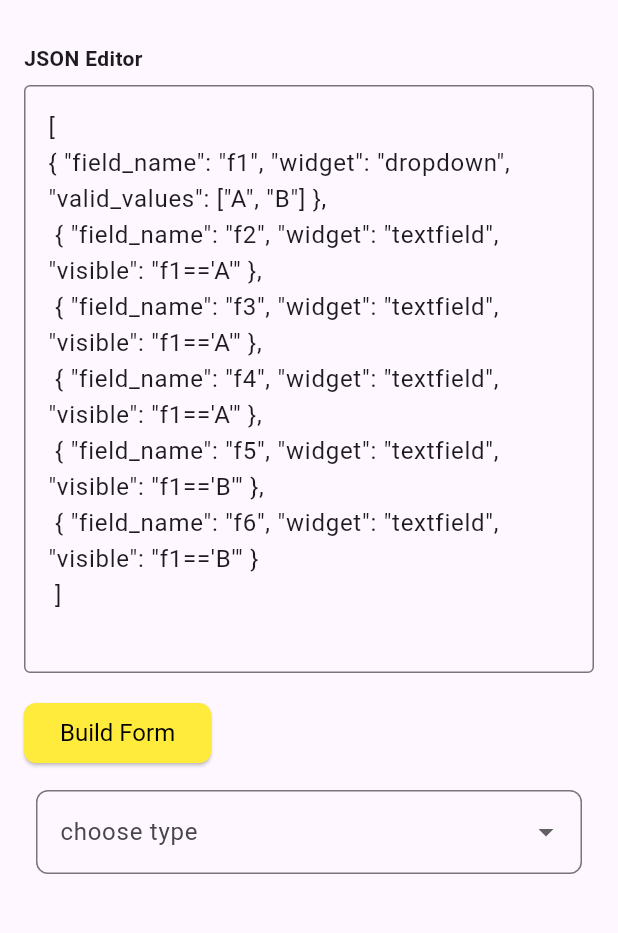
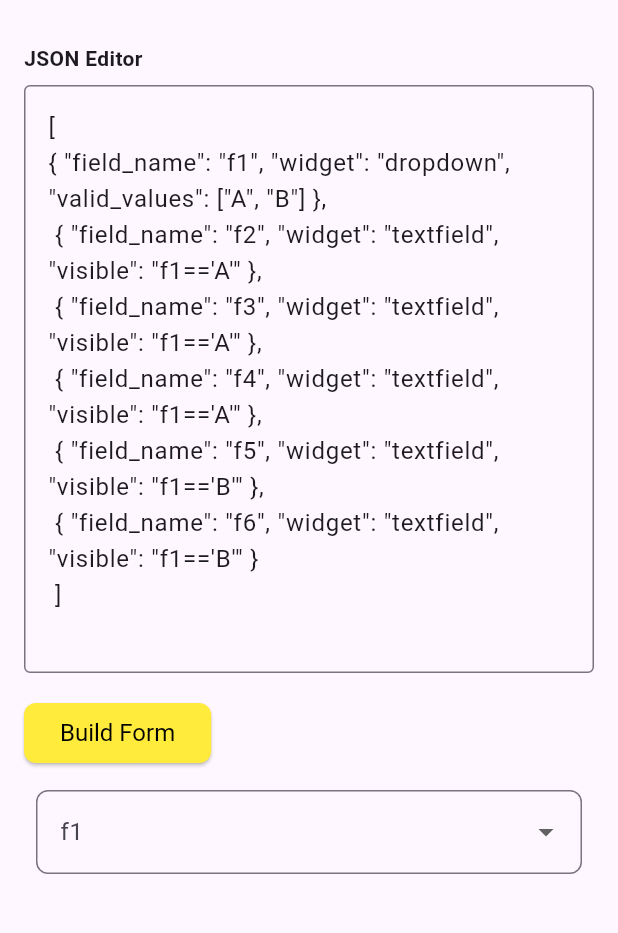
Before and after one commit to uzvmohamed/JsonFormer, a Flutter app: the screen it shows after launch, after a tap on "Build Form", on a phone screen of 412 x 824 dp, the part 65-998 px from its top. Run offline on Flutter 3.47's test engine with Material 3 defaults, Android fonts, the phone set to English and light mode, and no system bars; our stand-ins replace flutter_riverpod.

Commit message:
second commit

```diff
--- a/lib/json_string.dart
+++ /dev/null
@@ -1,12 +0,0 @@
-String str = '''[
- { "field_name": "f1", "widget": "dropdown", "valid_values": ["A", "B"] },
- { "field_name": "f2", "widget": "textfield", "visible": "f1=='A'" },
- { "field_name": "f3", "widget": "textfield", "visible": "f1=='A'" },
- { "field_name": "f4", "widget": "textfield", "visible": "f1=='A'" },
- { "field_name": "f5", "widget": "textfield", "visible": "f1=='B'" },
- { "field_name": "f6", "widget": "textfield", "visible": "f1=='B'" }
-]''';
-
-String jsonStr = '''
-{"fields": $str}
-''';
--- a/lib/main.dart
+++ b/lib/main.dart
@@ -18,6 +18,7 @@ class MyApp extends StatelessWidget {
   Widget build(BuildContext context) {
     return MaterialApp(
       debugShowCheckedModeBanner: false,
+      title: 'Json Former',
       home: FormPage(),
     );
   }
--- a/lib/screens/form_screen.dart
+++ b/lib/screens/form_screen.dart
@@ -111,7 +111,9 @@ class FormPage extends ConsumerWidget {
               ),
               const SizedBox(height: 6),
               if (fields != null)
-                ListView(
+                SizedBox(
+                  width: 400,
+                  child: ListView(
                       shrinkWrap: true,
                       physics: const NeverScrollableScrollPhysics(),
                       children: fields.map((i) {
@@ -121,7 +123,7 @@ class FormPage extends ConsumerWidget {
                             padding: const EdgeInsets.all(8.0),
                             child: DropdownButtonFormField(
                               decoration: InputDecoration(
-                              labelText: 'choose type',
+                                labelText: i.fieldName,
                                 border: OutlineInputBorder(
                                   borderRadius: BorderRadius.circular(8),
                                 ),
@@ -160,6 +162,7 @@ class FormPage extends ConsumerWidget {
                           return const SizedBox();
                         }
                       }).toList()),
+                ),
             ],
           ),
         ),
--- a/pubspec.yaml
+++ b/pubspec.yaml
@@ -56,6 +56,12 @@ flutter_launcher_icons:
   image_path: "assets/icon.png"
   remove_alpha_ios: true
   min_sdk_android: 21
+  web:
+    generate: true
+    image_path: "assets/icon.png"
+    background_color: "#ffffff"
+    theme_color: "#ffffff"
+
   # The "flutter_lints" package below contains a set of recommended lints to
   # encourage good coding practices. The lint set provided by the package is
   # activated in the `analysis_options.yaml` file located at the root of your
```
Also changed, not shown: 6 other files. Lines whose indentation alone changed are shown as unchanged.
